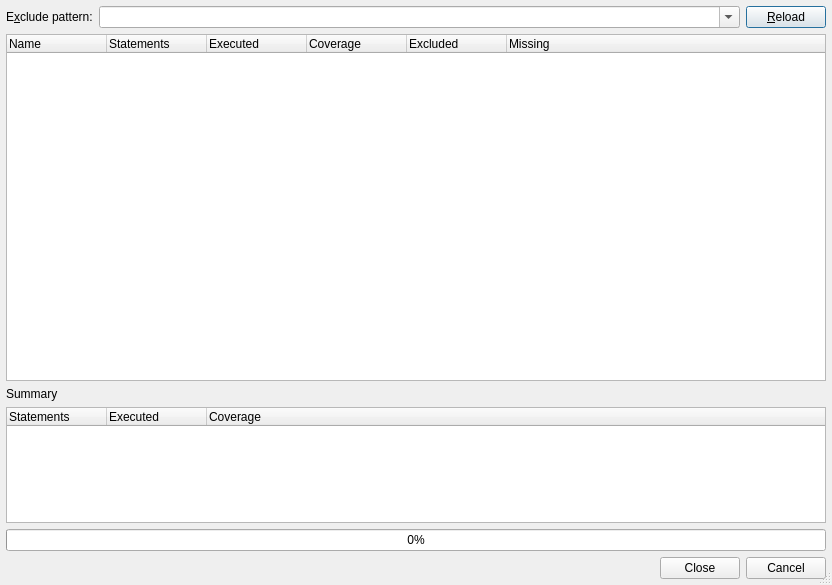
First picture: the form in DataViews/PyCoverageDialog.ui, repository testmana2/test, before the edit.
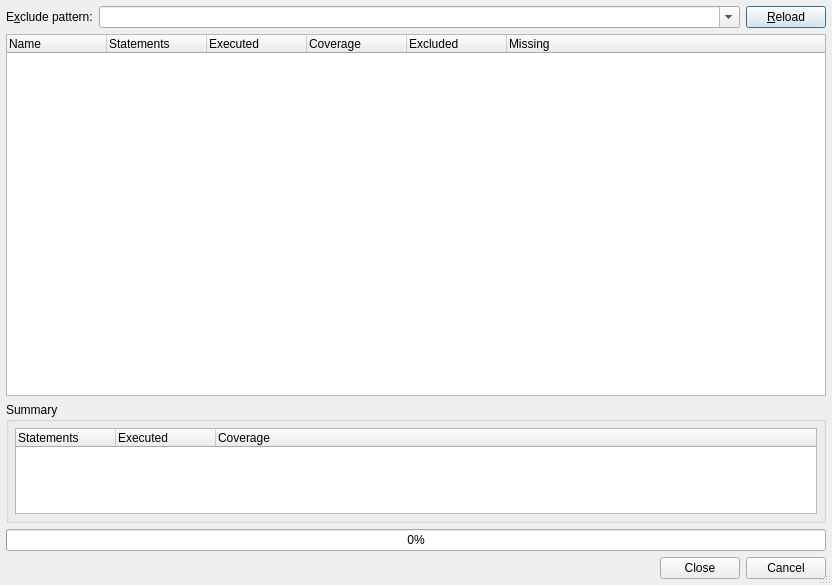
Second picture: the form after the edit.

Commit message: Changed coverage dialog such, that the summary list is only shown, if it contains some data. (grafted from 28a585ba3531229e220a621134985a73aebb40af)

```diff
--- a/DataViews/PyCoverageDialog.ui
+++ b/DataViews/PyCoverageDialog.ui
@@ -25,9 +25,9 @@
   <property name="sizeGripEnabled" >
    <bool>true</bool>
   </property>
-  <layout class="QVBoxLayout" >
+  <layout class="QVBoxLayout" name="verticalLayout_2">
    <item>
-    <layout class="QHBoxLayout" >
+    <layout class="QHBoxLayout">
      <item>
       <widget class="QLabel" name="textLabel1_2" >
        <property name="text" >
@@ -80,9 +80,9 @@
     </layout>
    </item>
    <item>
-    <widget class="QTreeWidget" name="resultList" >
-     <property name="sizePolicy" >
-      <sizepolicy vsizetype="Expanding" hsizetype="Expanding" >
+    <widget class="QTreeWidget" name="resultList">
+     <property name="sizePolicy">
+      <sizepolicy hsizetype="Expanding" vsizetype="Expanding">
        <horstretch>0</horstretch>
        <verstretch>3</verstretch>
       </sizepolicy>
@@ -133,48 +133,50 @@
     </widget>
    </item>
    <item>
-    <widget class="QLabel" name="textLabel1" >
-     <property name="text" >
-      <string>Summary</string>
-     </property>
-    </widget>
-   </item>
-   <item>
-    <widget class="QTreeWidget" name="summaryList" >
-     <property name="sizePolicy" >
-      <sizepolicy vsizetype="Expanding" hsizetype="Expanding" >
+    <widget class="QGroupBox" name="summaryGroup">
+     <property name="sizePolicy">
+      <sizepolicy hsizetype="Preferred" vsizetype="Preferred">
        <horstretch>0</horstretch>
        <verstretch>1</verstretch>
       </sizepolicy>
      </property>
-     <property name="whatsThis" >
-      <string>&lt;b>Summary&lt;/b>
-&lt;p>This shows some overall code coverage information.&lt;/p></string>
+     <property name="title">
+      <string>Summary</string>
      </property>
-     <property name="alternatingRowColors" >
-      <bool>true</bool>
-     </property>
-     <property name="rootIsDecorated" >
-      <bool>false</bool>
-     </property>
-     <property name="itemsExpandable" >
-      <bool>false</bool>
-     </property>
-     <column>
-      <property name="text" >
-       <string>Statements</string>
-      </property>
-     </column>
-     <column>
-      <property name="text" >
-       <string>Executed</string>
-      </property>
-     </column>
-     <column>
-      <property name="text" >
-       <string>Coverage</string>
-      </property>
-     </column>
+     <layout class="QVBoxLayout" name="verticalLayout">
+      <item>
+       <widget class="QTreeWidget" name="summaryList">
+        <property name="whatsThis">
+         <string>&lt;b&gt;Summary&lt;/b&gt;
+&lt;p&gt;This shows some overall code coverage information.&lt;/p&gt;</string>
+        </property>
+        <property name="alternatingRowColors">
+         <bool>true</bool>
+        </property>
+        <property name="rootIsDecorated">
+         <bool>false</bool>
+        </property>
+        <property name="itemsExpandable">
+         <bool>false</bool>
+        </property>
+        <column>
+         <property name="text">
+          <string>Statements</string>
+         </property>
+        </column>
+        <column>
+         <property name="text">
+          <string>Executed</string>
+         </property>
+        </column>
+        <column>
+         <property name="text">
+          <string>Coverage</string>
+         </property>
+        </column>
+       </widget>
+      </item>
+     </layout>
     </widget>
    </item>
    <item>
@@ -202,7 +204,7 @@
    </item>
   </layout>
  </widget>
- <layoutdefault spacing="6" margin="6" />
+ <layoutdefault spacing="6" margin="6"/>
  <pixmapfunction>qPixmapFromMimeSource</pixmapfunction>
  <tabstops>
   <tabstop>excludeCombo</tabstop>
```
Left out of the diff: 93 changed lines with no effect on the pictures. The commit also changes 1 other file.
